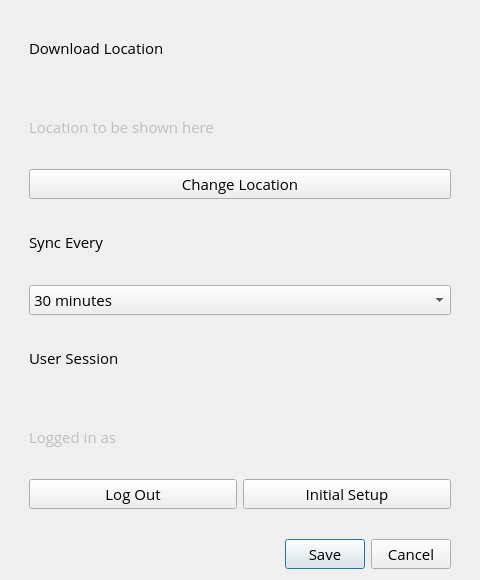
Old version of the form blackboard_sync/qt/SettingsWindow.ui in the repository sanjacob/BlackboardSync.
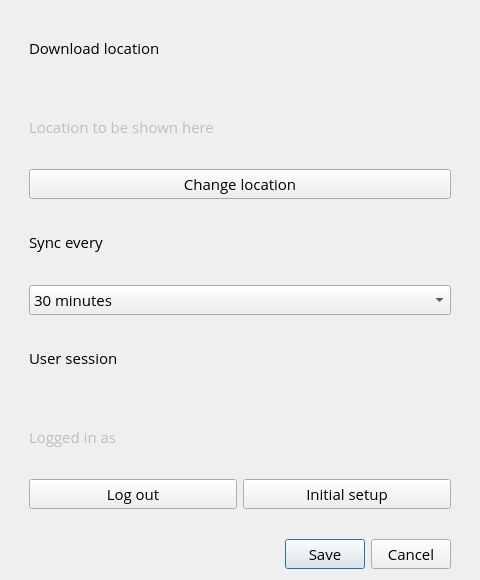
New version of the form. Icons and pictures are not drawn.

Patch:
```diff
--- a/blackboard_sync/qt/SettingsWindow.ui
+++ b/blackboard_sync/qt/SettingsWindow.ui
@@ -57,7 +57,7 @@
         </font>
        </property>
        <property name="text">
-        <string>Download Location</string>
+        <string>Download location</string>
        </property>
       </widget>
      </item>
@@ -89,7 +89,7 @@
         </font>
        </property>
        <property name="text">
-        <string>Change Location</string>
+        <string>Change location</string>
        </property>
       </widget>
      </item>
@@ -102,7 +102,7 @@
         </font>
        </property>
        <property name="text">
-        <string>Sync Every</string>
+        <string>Sync every</string>
        </property>
       </widget>
      </item>
@@ -143,7 +143,7 @@
         </font>
        </property>
        <property name="text">
-        <string>User Session</string>
+        <string>User session</string>
        </property>
       </widget>
      </item>
@@ -174,7 +174,7 @@
           </font>
          </property>
          <property name="text">
-          <string>Log Out</string>
+          <string>Log out</string>
          </property>
         </widget>
        </item>
@@ -187,7 +187,7 @@
           </font>
          </property>
          <property name="text">
-          <string>Initial Setup</string>
+          <string>Initial setup</string>
          </property>
         </widget>
        </item>
```
